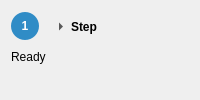
Old version of the form src/startrails/ui/step.ui in the repository gkyle/startrails.
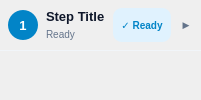
New version of the form.

Commit message: feat(ui): match Pyquator aesthetics, cards, badges, and color palette

```diff
--- a/src/startrails/ui/step.ui
+++ b/src/startrails/ui/step.ui
@@ -2,35 +2,218 @@
 <ui version="4.0">
  <class>StepCard</class>
  <widget class="QFrame" name="stepCard">
-  <property name="styleSheet"><string notr="true">QFrame#stepCard { border: 1px solid palette(mid); border-radius: 8px; }
-QLabel#number { background: palette(highlight); color: palette(highlighted-text); border-radius: 14px; font-weight: bold; }
-QToolButton#toggle { border: none; text-align: left; padding: 6px; font-weight: bold; }
-QToolButton#toggle:hover { background: palette(alternate-base); }
-QToolButton#toggle:focus { border: 1px solid palette(highlight); }</string></property>
+  <property name="styleSheet">
+   <string notr="true">QFrame#stepCard {
+    background-color: #ffffff;
+    border: 1px solid #e2e8f0;
+    border-radius: 8px;
+}
+QFrame#stepCard:hover {
+    border-color: #cbd5e1;
+}
+QLabel#number {
+    background-color: #0284c7;
+    color: #ffffff;
+    border-radius: 15px;
+    font-weight: bold;
+    font-size: 13px;
+}
+QPushButton#toggle {
+    border: none;
+    background: transparent;
+    text-align: left;
+    padding: 0px;
+    font-size: 13px;
+    font-weight: bold;
+    color: #0f172a;
+}
+QLabel#subtitle {
+    font-size: 10px;
+    color: #64748b;
+}
+QLabel#statusBadge {
+    background-color: #e0f2fe;
+    color: #0284c7;
+    border-radius: 9px;
+    font-weight: 600;
+    font-size: 10px;
+    padding: 2px 8px;
+    font-family: "Segoe UI", "Segoe UI Symbol", sans-serif;
+}
+QLabel#chevron {
+    font-size: 9px;
+    font-weight: bold;
+    color: #64748b;
+    font-family: "Segoe UI", "Segoe UI Symbol", sans-serif;
+}
+QWidget#body {
+    border-top: 1px solid #f1f5f9;
+    background: transparent;
+}</string>
+  </property>
   <layout class="QVBoxLayout" name="cardLayout">
-   <property name="spacing"><number>6</number></property>
-   <item><layout class="QHBoxLayout" name="headerLayout">
-    <item><widget class="QLabel" name="number">
-     <property name="minimumSize"><size><width>28</width><height>28</height></size></property>
-     <property name="maximumSize"><size><width>28</width><height>28</height></size></property>
-     <property name="alignment"><set>Qt::AlignCenter</set></property>
-     <property name="text"><string>1</string></property>
-    </widget></item>
-    <item><widget class="QToolButton" name="toggle">
-     <property name="sizePolicy"><sizepolicy hsizetype="Expanding" vsizetype="Preferred"><horstretch>1</horstretch><verstretch>0</verstretch></sizepolicy></property>
-     <property name="text"><string>Step</string></property>
-     <property name="checkable"><bool>true</bool></property>
-     <property name="toolButtonStyle"><enum>Qt::ToolButtonTextBesideIcon</enum></property>
-     <property name="arrowType"><enum>Qt::RightArrow</enum></property>
-    </widget></item>
-   </layout></item>
-   <item><widget class="QLabel" name="subtitle">
-    <property name="text"><string>Ready</string></property>
-    <property name="wordWrap"><bool>true</bool></property>
-   </widget></item>
-   <item><widget class="QWidget" name="body"><layout class="QVBoxLayout" name="contentLayout">
-    <property name="leftMargin"><number>0</number></property><property name="topMargin"><number>4</number></property><property name="rightMargin"><number>0</number></property><property name="bottomMargin"><number>0</number></property>
-   </layout></widget></item>
+   <property name="spacing">
+    <number>0</number>
+   </property>
+   <property name="leftMargin">
+    <number>0</number>
+   </property>
+   <property name="topMargin">
+    <number>0</number>
+   </property>
+   <property name="rightMargin">
+    <number>0</number>
+   </property>
+   <property name="bottomMargin">
+    <number>0</number>
+   </property>
+   <item>
+    <widget class="QWidget" name="headerWidget" native="true">
+     <property name="cursor">
+      <cursorShape>PointingHandCursor</cursorShape>
+     </property>
+     <layout class="QHBoxLayout" name="headerLayout">
+      <property name="spacing">
+       <number>8</number>
+      </property>
+      <property name="leftMargin">
+       <number>8</number>
+      </property>
+      <property name="topMargin">
+       <number>8</number>
+      </property>
+      <property name="rightMargin">
+       <number>8</number>
+      </property>
+      <property name="bottomMargin">
+       <number>8</number>
+      </property>
+      <item>
+       <widget class="QLabel" name="number">
+        <property name="minimumSize">
+         <size>
+          <width>30</width>
+          <height>30</height>
+         </size>
+        </property>
+        <property name="maximumSize">
+         <size>
+          <width>30</width>
+          <height>30</height>
+         </size>
+        </property>
+        <property name="text">
+         <string>1</string>
+        </property>
+        <property name="alignment">
+         <set>Qt::AlignCenter</set>
+        </property>
+       </widget>
+      </item>
+      <item>
+       <layout class="QVBoxLayout" name="textColumn">
+        <property name="spacing">
+         <number>2</number>
+        </property>
+        <property name="leftMargin">
+         <number>0</number>
+        </property>
+        <property name="topMargin">
+         <number>0</number>
+        </property>
+        <property name="rightMargin">
+         <number>0</number>
+        </property>
+        <property name="bottomMargin">
+         <number>0</number>
+        </property>
+        <item>
+         <widget class="QPushButton" name="toggle">
+          <property name="sizePolicy">
+           <sizepolicy hsizetype="Expanding" vsizetype="Preferred">
+            <horstretch>1</horstretch>
+            <verstretch>0</verstretch>
+           </sizepolicy>
+          </property>
+          <property name="cursor">
+           <cursorShape>PointingHandCursor</cursorShape>
+          </property>
+          <property name="text">
+           <string>Step Title</string>
+          </property>
+          <property name="checkable">
+           <bool>true</bool>
+          </property>
+         </widget>
+        </item>
+        <item>
+         <widget class="QLabel" name="subtitle">
+          <property name="text">
+           <string>Ready</string>
+          </property>
+          <property name="wordWrap">
+           <bool>true</bool>
+          </property>
+         </widget>
+        </item>
+       </layout>
+      </item>
+      <item>
+       <widget class="QLabel" name="statusBadge">
+        <property name="text">
+         <string>✓ Ready</string>
+        </property>
+        <property name="alignment">
+         <set>Qt::AlignCenter</set>
+        </property>
+       </widget>
+      </item>
+      <item>
+       <widget class="QLabel" name="chevron">
+        <property name="minimumSize">
+         <size>
+          <width>14</width>
+          <height>0</height>
+         </size>
+        </property>
+        <property name="maximumSize">
+         <size>
+          <width>14</width>
+          <height>16777215</height>
+         </size>
+        </property>
+        <property name="text">
+         <string>▶</string>
+        </property>
+        <property name="alignment">
+         <set>Qt::AlignCenter</set>
+        </property>
+       </widget>
+      </item>
+     </layout>
+    </widget>
+   </item>
+   <item>
+    <widget class="QWidget" name="body" native="true">
+     <layout class="QVBoxLayout" name="contentLayout">
+      <property name="spacing">
+       <number>6</number>
+      </property>
+      <property name="leftMargin">
+       <number>10</number>
+      </property>
+      <property name="topMargin">
+       <number>8</number>
+      </property>
+      <property name="rightMargin">
+       <number>10</number>
+      </property>
+      <property name="bottomMargin">
+       <number>10</number>
+      </property>
+     </layout>
+    </widget>
+   </item>
   </layout>
  </widget>
  <resources/>
```
The commit also changes 19 other files.
